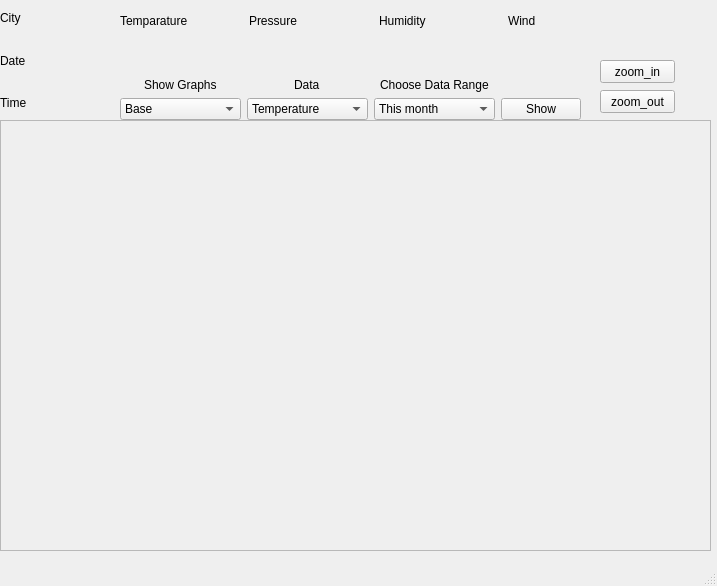
This is weather_app.ui in mdawidzinski/weather_app as Qt 5 draws it before an edit. The edited form follows.
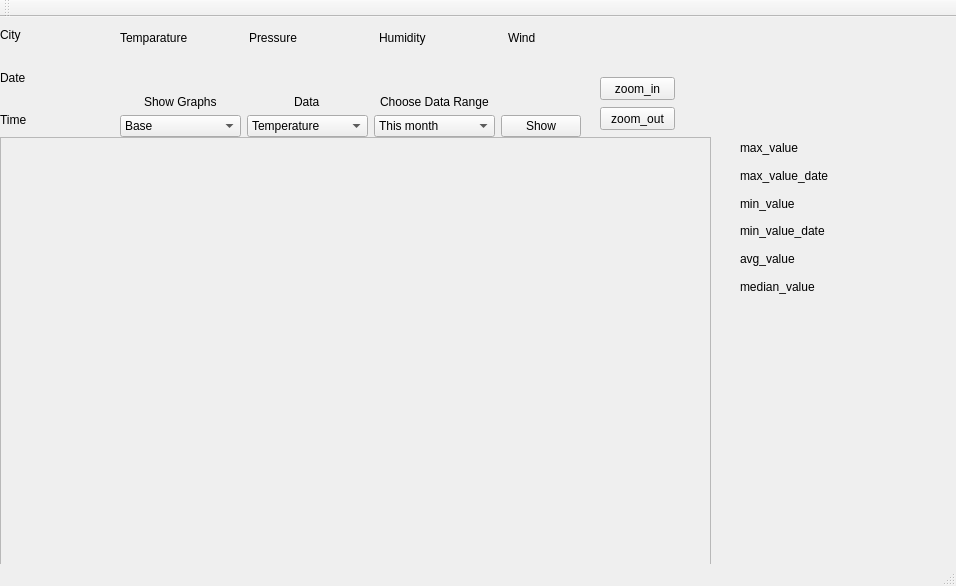
This is the edited form.

Commit message: Added labels for maximum and minimum values on the graph, along with timestamps and included labels for the average and median values.

```diff
--- a/weather_app.ui
+++ b/weather_app.ui
@@ -9,7 +9,7 @@
    <rect>
     <x>0</x>
     <y>0</y>
-    <width>717</width>
+    <width>956</width>
     <height>586</height>
    </rect>
   </property>
@@ -239,18 +239,73 @@
      <string>zoom_out</string>
     </property>
    </widget>
-  </widget>
-  <widget class="QMenuBar" name="menubar">
-   <property name="geometry">
-    <rect>
-     <x>0</x>
-     <y>0</y>
-     <width>717</width>
-     <height>21</height>
-    </rect>
-   </property>
+   <widget class="QWidget" name="verticalLayoutWidget_2">
+    <property name="geometry">
+     <rect>
+      <x>740</x>
+      <y>120</y>
+      <width>160</width>
+      <height>161</height>
+     </rect>
+    </property>
+    <layout class="QVBoxLayout" name="verticalLayout_2">
+     <item>
+      <widget class="QLabel" name="max_value_label">
+       <property name="text">
+        <string>max_value</string>
+       </property>
+      </widget>
+     </item>
+     <item>
+      <widget class="QLabel" name="max_value_date_label">
+       <property name="text">
+        <string>max_value_date</string>
+       </property>
+      </widget>
+     </item>
+     <item>
+      <widget class="QLabel" name="min_value_label">
+       <property name="text">
+        <string>min_value</string>
+       </property>
+      </widget>
+     </item>
+     <item>
+      <widget class="QLabel" name="min_value_date_label">
+       <property name="text">
+        <string>min_value_date</string>
+       </property>
+      </widget>
+     </item>
+     <item>
+      <widget class="QLabel" name="avg_value_label">
+       <property name="text">
+        <string>avg_value</string>
+       </property>
+      </widget>
+     </item>
+     <item>
+      <widget class="QLabel" name="median_value_label">
+       <property name="text">
+        <string>median_value</string>
+       </property>
+      </widget>
+     </item>
+    </layout>
+   </widget>
   </widget>
   <widget class="QStatusBar" name="statusbar"/>
+  <widget class="QToolBar" name="toolBar">
+   <property name="windowTitle">
+    <string>toolBar</string>
+   </property>
+   <attribute name="toolBarArea">
+    <enum>TopToolBarArea</enum>
+   </attribute>
+   <attribute name="toolBarBreak">
+    <bool>false</bool>
+   </attribute>
+  </widget>
  </widget>
  <resources/>
  <connections/>
```
